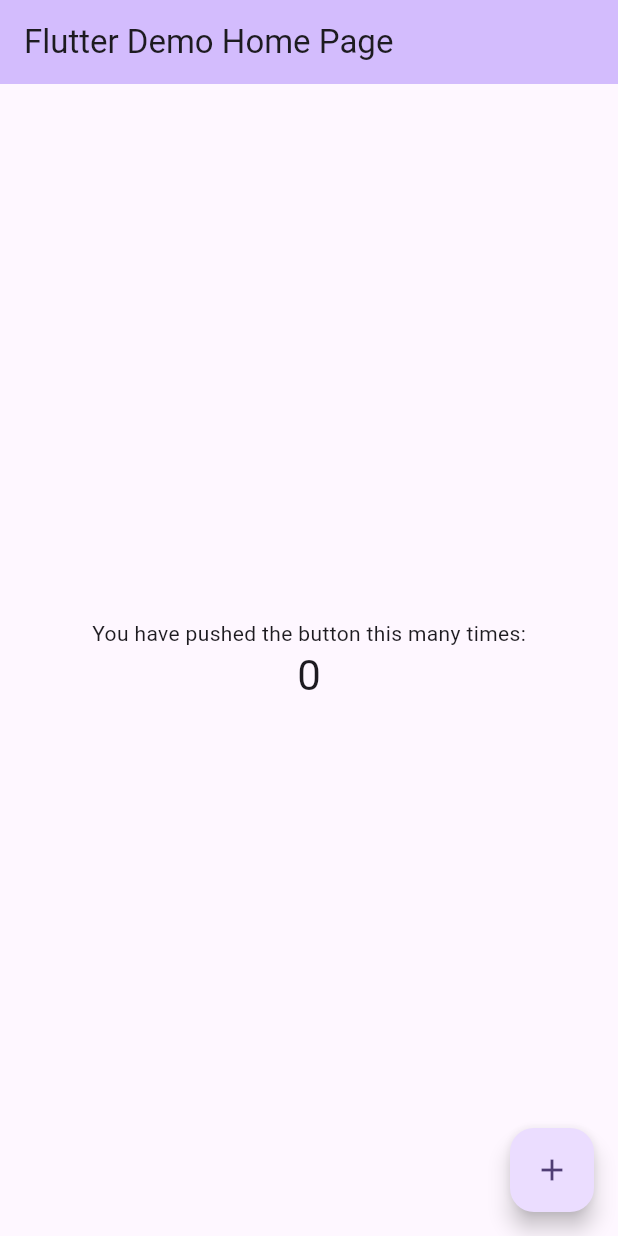
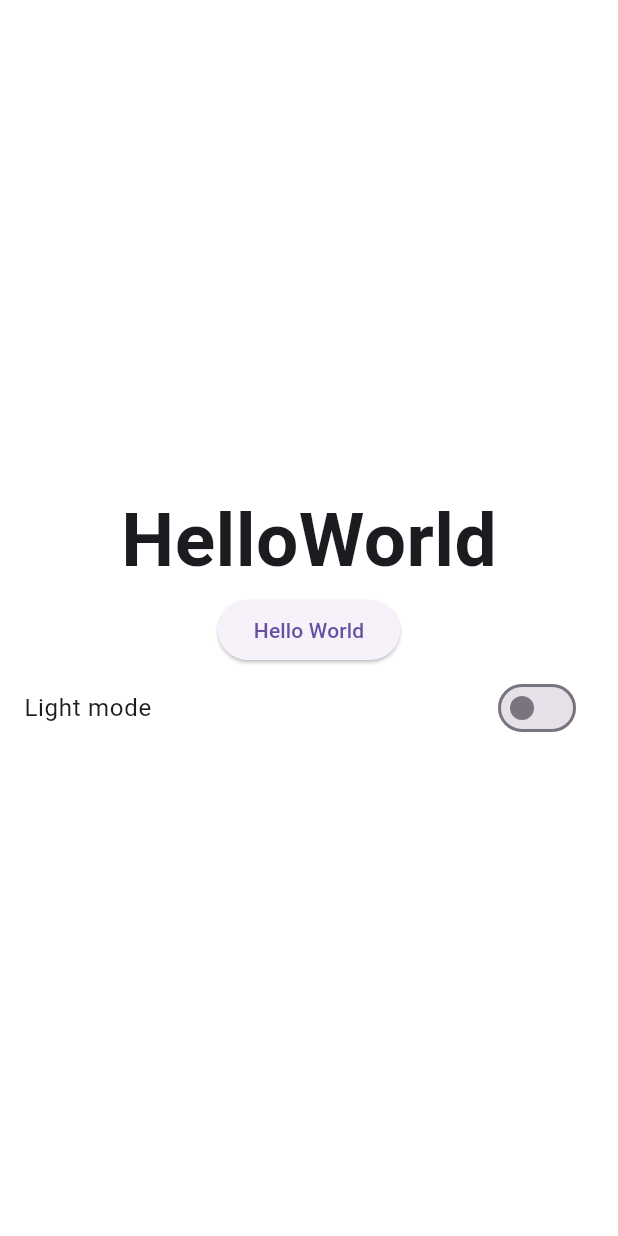
Before and after one commit to AlaaAbdelaziez/shop_smart_users, a Flutter app: the screen it shows after launch, on a phone screen of 412 x 824 dp. Run offline on Flutter 3.47's test engine with Material 3 defaults, Android fonts, the phone set to English and light mode, and no system bars; our stand-ins replace shared_preferences.

Commit message:
set theme dark and light

```diff
--- /dev/null
+++ b/lib/consts/app_colors.dart
@@ -0,0 +1,10 @@
+//Packages
+import 'package:flutter/material.dart';
+
+class AppColors {
+  static const Color lightScaffoldColor = Colors.white;
+  static const Color lightPrimary = Color(0xFF181059);
+  static const Color lightCardColor = Color.fromARGB(106, 250, 250, 250);
+  static const Color darkScaffoldColor = Color.fromARGB(255, 9, 3, 27);
+  static const Color darkPrimary = Color.fromARGB(255, 94, 75, 236);
+}
--- /dev/null
+++ b/lib/consts/theme_data.dart
@@ -0,0 +1,22 @@
+//Packages
+import 'package:flutter/material.dart';
+
+//Consts
+import '../consts/app_colors.dart';
+
+class Styles {
+  static ThemeData themeData({
+    required bool isDarkTheme,
+    required BuildContext context,
+  }) {
+    return ThemeData(
+      scaffoldBackgroundColor: isDarkTheme
+          ? AppColors.darkScaffoldColor
+          : AppColors.lightScaffoldColor,
+      cardColor: isDarkTheme
+          ? const Color.fromARGB(255, 13, 6, 37)
+          : AppColors.lightCardColor,
+      brightness: isDarkTheme ? Brightness.dark : Brightness.light,
+    );
+  }
+}
--- a/lib/main.dart
+++ b/lib/main.dart
@@ -1,4 +1,16 @@
+//Packages
 import 'package:flutter/material.dart';
+import 'package:provider/provider.dart';
+
+//Screens
+import './screens/home_screen.dart';
+
+//Consts
+import './consts/app_colors.dart';
+import './consts/theme_data.dart';
+
+//Provider
+import './providers/theme_provider.dart';
 
 void main() {
   runApp(const MyApp());
@@ -10,113 +22,20 @@ class MyApp extends StatelessWidget {
   // This widget is the root of your application.
   @override
   Widget build(BuildContext context) {
-    return MaterialApp(
-      title: 'Flutter Demo',
-      theme: ThemeData(
-        // This is the theme of your application.
-        //
-        // TRY THIS: Try running your application with "flutter run". You'll see
-        // the application has a purple toolbar. Then, without quitting the app,
-        // try changing the seedColor in the colorScheme below to Colors.green
-        // and then invoke "hot reload" (save your changes or press the "hot
-        // reload" button in a Flutter-supported IDE, or press "r" if you used
-        // the command line to start the app).
-        //
-        // Notice that the counter didn't reset back to zero; the application
-        // state is not lost during the reload. To reset the state, use hot
-        // restart instead.
-        //
-        // This works for code too, not just values: Most code changes can be
-        // tested with just a hot reload.
-        colorScheme: ColorScheme.fromSeed(seedColor: Colors.deepPurple),
+    return MultiProvider(
+      providers: [ChangeNotifierProvider(create: (_) => ThemeProvider())],
+      child: Consumer<ThemeProvider>(
+        builder: (context, themeProvider, child) {
+          return MaterialApp(
+            title: 'Shop Smart Ar',
+            theme: Styles.themeData(
+              isDarkTheme: themeProvider.getISDarkTheme,
+              context: context,
+            ),
+            home: HomeScreen(),
+          );
+        },
       ),
-      home: const MyHomePage(title: 'Flutter Demo Home Page'),
     );
   }
 }
-
-class MyHomePage extends StatefulWidget {
-  const MyHomePage({super.key, required this.title});
-
-  // This widget is the home page of your application. It is stateful, meaning
-  // that it has a State object (defined below) that contains fields that affect
-  // how it looks.
-
-  // This class is the configuration for the state. It holds the values (in this
-  // case the title) provided by the parent (in this case the App widget) and
-  // used by the build method of the State. Fields in a Widget subclass are
-  // always marked "final".
-
-  final String title;
-
-  @override
-  State<MyHomePage> createState() => _MyHomePageState();
-}
-
-class _MyHomePageState extends State<MyHomePage> {
-  int _counter = 0;
-
-  void _incrementCounter() {
-    setState(() {
-      // This call to setState tells the Flutter framework that something has
-      // changed in this State, which causes it to rerun the build method below
-      // so that the display can reflect the updated values. If we changed
-      // _counter without calling setState(), then the build method would not be
-      // called again, and so nothing would appear to happen.
-      _counter++;
-    });
-  }
-
-  @override
-  Widget build(BuildContext context) {
-    // This method is rerun every time setState is called, for instance as done
-    // by the _incrementCounter method above.
-    //
-    // The Flutter framework has been optimized to make rerunning build methods
-    // fast, so that you can just rebuild anything that needs updating rather
-    // than having to individually change instances of widgets.
-    return Scaffold(
-      appBar: AppBar(
-        // TRY THIS: Try changing the color here to a specific color (to
-        // Colors.amber, perhaps?) and trigger a hot reload to see the AppBar
-        // change color while the other colors stay the same.
-        backgroundColor: Theme.of(context).colorScheme.inversePrimary,
-        // Here we take the value from the MyHomePage object that was created by
-        // the App.build method, and use it to set our appbar title.
-        title: Text(widget.title),
-      ),
-      body: Center(
-        // Center is a layout widget. It takes a single child and positions it
-        // in the middle of the parent.
-        child: Column(
-          // Column is also a layout widget. It takes a list of children and
-          // arranges them vertically. By default, it sizes itself to fit its
-          // children horizontally, and tries to be as tall as its parent.
-          //
-          // Column has various properties to control how it sizes itself and
-          // how it positions its children. Here we use mainAxisAlignment to
-          // center the children vertically; the main axis here is the vertical
-          // axis because Columns are vertical (the cross axis would be
-          // horizontal).
-          //
-          // TRY THIS: Invoke "debug painting" (choose the "Toggle Debug Paint"
-          // action in the IDE, or press "p" in the console), to see the
-          // wireframe for each widget.
-          mainAxisAlignment: MainAxisAlignment.center,
-          children: <Widget>[
-            const Text('You have pushed the button this many times:'),
-            Text(
-              '$_counter',
-              style: Theme.of(context).textTheme.headlineMedium,
-            ),
-          ],
-        ),
-      ),
-      floatingActionButton: FloatingActionButton(
-        onPressed: _incrementCounter,
-        tooltip: 'Increment',
-        child: const Icon(Icons.add),
-      ), // This trailing comma makes auto-formatting nicer for build methods.
-    );
-  }
-}
--- /dev/null
+++ b/lib/providers/theme_provider.dart
@@ -0,0 +1,25 @@
+//Packages
+import 'package:flutter/material.dart';
+import 'package:shared_preferences/shared_preferences.dart';
+
+class ThemeProvider with ChangeNotifier {
+  static const THEME_STATUS = 'THEME_STATUS';
+  bool _darkTheme = false;
+  bool get getISDarkTheme => _darkTheme;
+  ThemeProvider() {
+    getTheme();
+  } // this what saves the last state before restart
+  Future<void> setDarkTheme({required bool themeValue}) async {
+    SharedPreferences prefs = await SharedPreferences.getInstance();
+    prefs.setBool(THEME_STATUS, themeValue);
+    _darkTheme = themeValue;
+    notifyListeners();
+  }
+
+  Future<bool> getTheme() async {
+    SharedPreferences prefs = await SharedPreferences.getInstance();
+    _darkTheme = prefs.getBool(THEME_STATUS) ?? false;
+    notifyListeners();
+    return _darkTheme;
+  }
+}
--- /dev/null
+++ b/lib/screens/home_screen.dart
@@ -0,0 +1,37 @@
+//Packages
+import 'package:flutter/material.dart';
+import 'package:provider/provider.dart';
+
+//Consts
+import '../consts/app_colors.dart';
+
+//Provider
+import '../providers/theme_provider.dart';
+
+class HomeScreen extends StatelessWidget {
+  @override
+  Widget build(BuildContext context) {
+    final themeProvider = Provider.of<ThemeProvider>(context);
+    return Scaffold(
+      body: Column(
+        mainAxisAlignment: MainAxisAlignment.center,
+        children: [
+          const Text(
+            'HelloWorld',
+            style: TextStyle(fontSize: 50, fontWeight: FontWeight.bold),
+          ),
+          ElevatedButton(onPressed: () {}, child: const Text('Hello World')),
+          SwitchListTile(
+            title: Text(
+              themeProvider.getISDarkTheme ? 'Dark mode' : 'Light mode',
+            ),
+            value: themeProvider.getISDarkTheme,
+            onChanged: (_value) {
+              themeProvider.setDarkTheme(themeValue: _value);
+            },
+          ),
+        ],
+      ),
+    );
+  }
+}
--- a/pubspec.yaml
+++ b/pubspec.yaml
@@ -34,6 +34,8 @@ dependencies:
   # The following adds the Cupertino Icons font to your application.
   # Use with the CupertinoIcons class for iOS style icons.
   cupertino_icons: ^1.0.8
+  shared_preferences: ^2.5.3
+  provider: ^6.1.5
 
 dev_dependencies:
   flutter_test:
```
Also changed, not shown: pubspec.lock, 1 other file.
